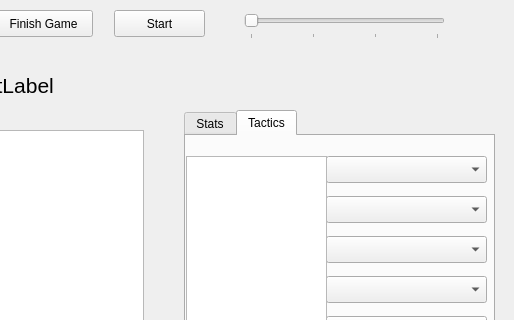
Before: the Qt Designer form MatchScreen.ui in walsh06/BasketballManager, drawn with Qt 5; both pictures show x 586 to 1100 and y 0 to 320 of the 1100 by 700 pixel window.
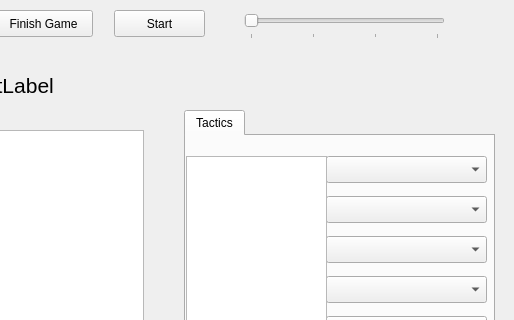
After: the same form once the commit is applied.

```diff
--- a/MatchScreen.ui
+++ b/MatchScreen.ui
@@ -191,11 +191,6 @@
      <property name="elideMode">
       <enum>Qt::ElideNone</enum>
      </property>
-     <widget class="QWidget" name="Stats">
-      <attribute name="title">
-       <string>Stats</string>
-      </attribute>
-     </widget>
      <widget class="QWidget" name="Tactics">
       <attribute name="title">
        <string>Tactics</string>
```
Left out of the diff: 2 changed lines with no effect on the pictures.
